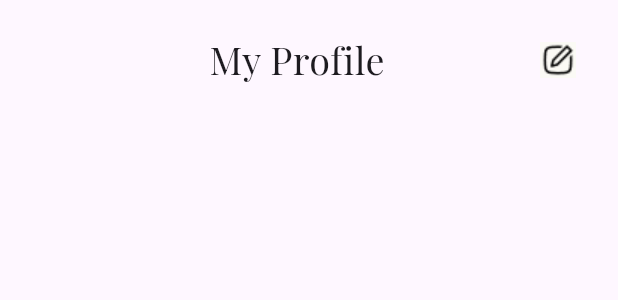
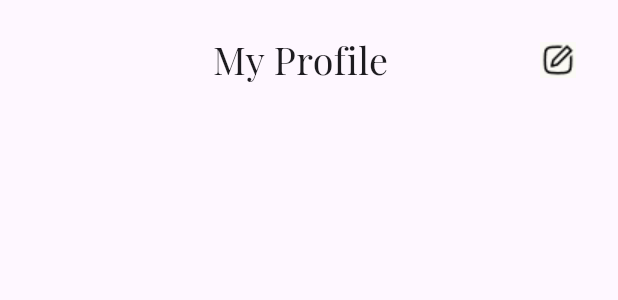
Before and after one commit to robiulsunnyemon/abyan_revised, a Flutter app: the ProfileCustomAppbar widget shown alone on an empty page, opened directly, on a phone screen of 412 x 824 dp. Shown: the top 300 px of the screen. Run offline on Flutter 3.47's test engine with Material 3 defaults, Android fonts, the light colour scheme and no system bars; our stand-ins replace carousel_slider, dropdown_button2, flutter_screenutil, flutter_svg, get, image_picker and 2 more; accounts and stored records are empty; network calls fail.

Commit message:
update design

```diff
--- a/lib/view/screens/profile_screen/profile_screen.dart
+++ b/lib/view/screens/profile_screen/profile_screen.dart
@@ -255,7 +255,6 @@ class ProfileScreen extends StatelessWidget {
                   children: [
                     ProfileCustomAppbar(
                       title: 'My Profile',
-
                       action: IconButton(
                         onPressed: () {
                           Get.to(EditProfile());
--- a/lib/view/screens/profile_screen/service_booking_history_screen.dart
+++ b/lib/view/screens/profile_screen/service_booking_history_screen.dart
@@ -36,7 +36,7 @@ class ServiceBookingHistoryScreen extends StatelessWidget {
                           padding: EdgeInsets.all(6).r,
                           elevation: 0,
                           shape: RoundedRectangleBorder(
-                            borderRadius: BorderRadius.circular(50),
+                            borderRadius: BorderRadius.circular(50).r,
                           ),
                         ),
                         child: Text('All', style: AppTextStyle.regular16),
--- a/lib/view/screens/single_services_pages/profile_cutom_appbar.dart
+++ b/lib/view/screens/single_services_pages/profile_cutom_appbar.dart
@@ -1,4 +1,5 @@
 import 'package:flutter/material.dart';
+import 'package:flutter_screenutil/flutter_screenutil.dart';
 
 import '../../../utils/style/appColor.dart';
 import '../../../utils/style/app_text_styles.dart';
@@ -26,18 +27,18 @@ class ProfileCustomAppbar extends StatelessWidget implements PreferredSizeWidget
           showBack
               ? GestureDetector(
             child: Container(
-              height: 32,
-              width: 32,
+              height: 32.h,
+              width: 32.w,
               decoration: BoxDecoration(
               ),
             ),
           )
-              : const SizedBox(width: 40),
+              : SizedBox(width: 40.w),
           Row(
             mainAxisAlignment: MainAxisAlignment.center,
             children: [
               SizedBox(
-                  width: 200,
+                  width: 200.w,
                   child: Row(
                     mainAxisAlignment: MainAxisAlignment.center,
                     children: [
```
Also changed, not shown: lib/view/screens/main_screen/explore_screen.dart (+4 -5 lines), lib/view/screens/single_services_pages/specific_category_details_screen.dart (+5 -5 lines), 1 other file.
